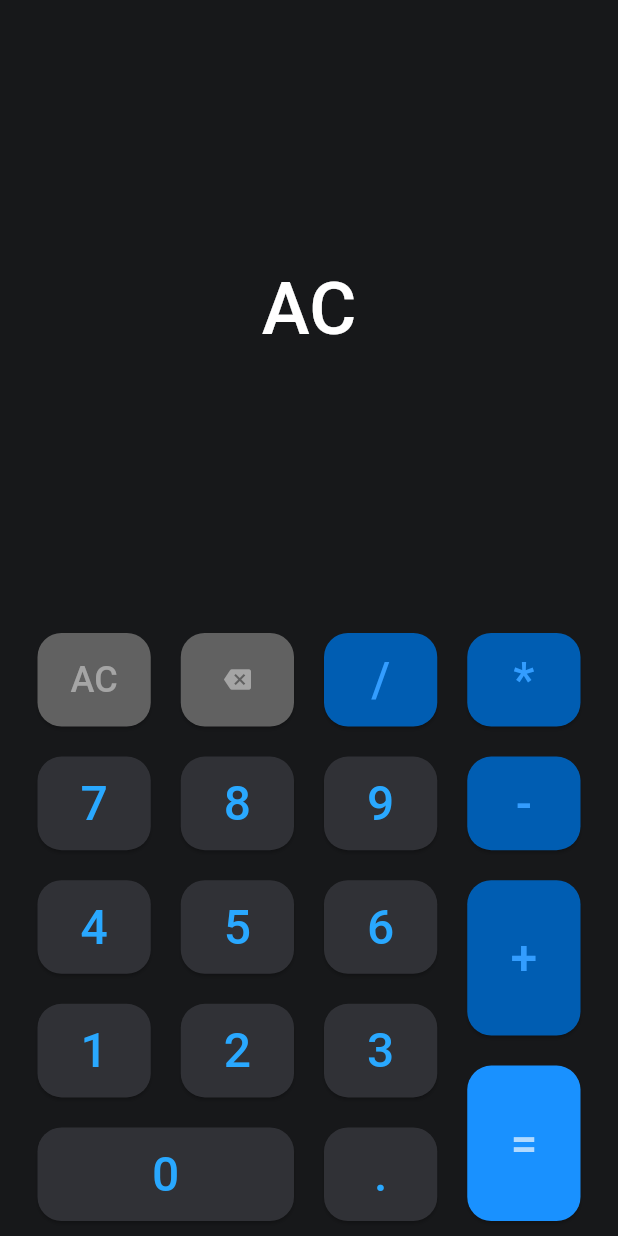
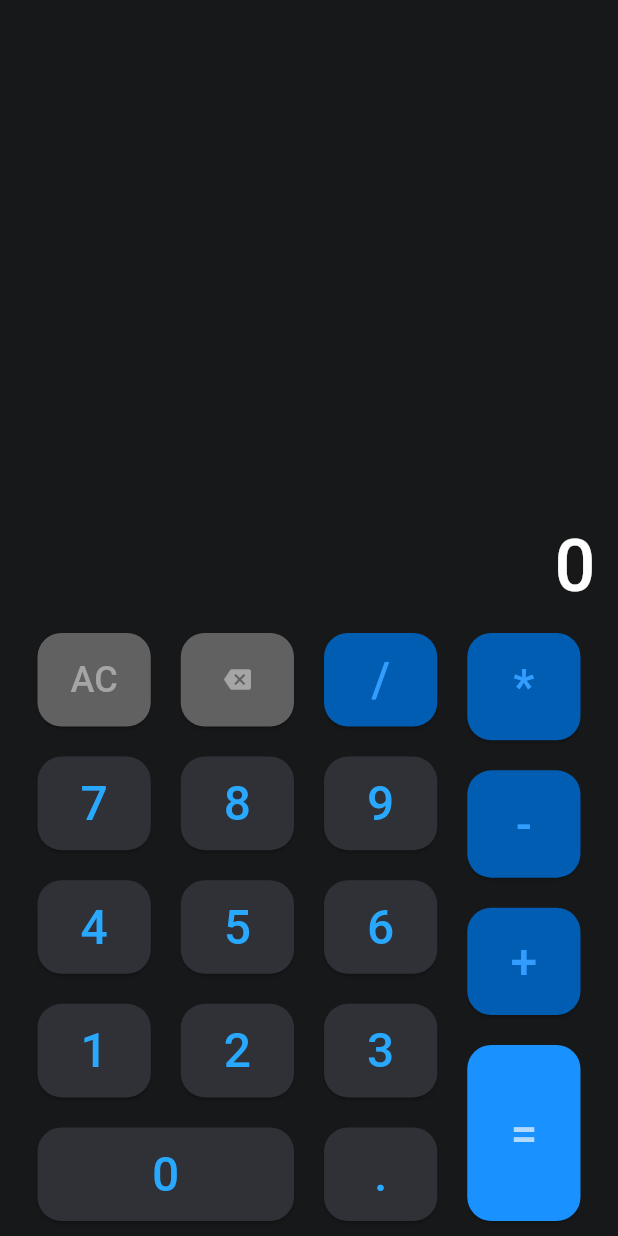
Before and after one commit to memo-ibrahim-alean/flutter-calculator-app, a Flutter app: the screen it shows after launch, after a tap on "AC", on a phone screen of 412 x 824 dp. Run offline on Flutter 3.47's test engine with Material 3 defaults, Android fonts, the phone set to English and light mode, and no system bars.

Commit message:
Implement calculator app with digit, operator, equal, backspace, and AC button functionalities, handle decimal points, and optimize UI and performance

```diff
--- a/lib/calculator_button.dart
+++ b/lib/calculator_button.dart
@@ -30,6 +30,8 @@ class CalculatorButton extends StatelessWidget {
           onPressed: () {
             if (btnTextValue != null) {
               onButtonTap(btnTextValue!);
+            } else if (btnWidget != null) {
+              onButtonTap('backspace'); // Handle backspace button
             }
           },
           style: ElevatedButton.styleFrom(
--- a/lib/calculator_screen.dart
+++ b/lib/calculator_screen.dart
@@ -9,21 +9,25 @@ class CalculatorScreen extends StatefulWidget {
 }
 
 class _CalculatorScreenState extends State<CalculatorScreen> {
+  String currentNumber = "0"; // Start with "0"
+  String savedNumber = "";
+  String savedOperator = "";
+
   @override
   Widget build(BuildContext context) {
     return Scaffold(
-      backgroundColor: Color(0XFF17181A),
+      backgroundColor: const Color(0xFF17181A),
       body: SafeArea(
         child: Padding(
-          padding: EdgeInsets.symmetric(horizontal: 15.0),
+          padding: const EdgeInsets.symmetric(horizontal: 15.0),
           child: Column(
             children: [
               Expanded(
                 child: Align(
-                  alignment: Alignment.center,
+                  alignment: Alignment.bottomRight,
                   child: Text(
-                    '$currentNumber',
-                    style: TextStyle(
+                    currentNumber,
+                    style: const TextStyle(
                       fontSize: 48,
                       fontWeight: FontWeight.w500,
                       color: Colors.white,
@@ -45,20 +49,20 @@ class _CalculatorScreenState extends State<CalculatorScreen> {
                                 CalculatorButton(
                                   btnTextValue: 'AC',
                                   btnTextFontSize: 24,
-                                  btnColor: Color(0xFF616161),
-                                  btnTextColor: Color(0xFFA5A5A5),
-                                  onButtonTap: onDigitClick,
+                                  btnColor: const Color(0xFF616161),
+                                  btnTextColor: const Color(0xFFA5A5A5),
+                                  onButtonTap: onAcClick,
                                 ),
                                 CalculatorButton(
                                   btnWidget: Icon(Icons.backspace,
-                                      color: Color(0XFFA5A5A5)),
-                                  btnColor: Color(0XFF616161),
-                                  onButtonTap: onDigitClick,
+                                      color: const Color(0xFFA5A5A5)),
+                                  btnColor: const Color(0xFF616161),
+                                  onButtonTap: removeDigit,
                                 ),
                                 CalculatorButton(
                                   btnTextValue: '/',
-                                  btnColor: Color(0xFF005DB2),
-                                  btnTextColor: Color(0xFF339DFF),
+                                  btnColor: const Color(0xFF005DB2),
+                                  btnTextColor: const Color(0xFF339DFF),
                                   onButtonTap: onOperatorClick,
                                 ),
                               ],
@@ -148,29 +152,29 @@ class _CalculatorScreenState extends State<CalculatorScreen> {
                           CalculatorButton(
                             btnTextValue: '*',
                             btnFlexValue: 2,
-                            btnColor: Color(0xFF005DB2),
-                            btnTextColor: Color(0xFF339DFF),
+                            btnColor: const Color(0xFF005DB2),
+                            btnTextColor: const Color(0xFF339DFF),
                             onButtonTap: onOperatorClick,
                           ),
                           CalculatorButton(
                             btnTextValue: '-',
                             btnFlexValue: 2,
-                            btnColor: Color(0xFF005DB2),
-                            btnTextColor: Color(0xFF339DFF),
+                            btnColor: const Color(0xFF005DB2),
+                            btnTextColor: const Color(0xFF339DFF),
                             onButtonTap: onOperatorClick,
                           ),
                           CalculatorButton(
                             btnTextValue: '+',
-                            btnFlexValue: 3,
-                            btnColor: Color(0xFF005DB2),
-                            btnTextColor: Color(0xFF339DFF),
+                            btnFlexValue: 2,
+                            btnColor: const Color(0xFF005DB2),
+                            btnTextColor: const Color(0xFF339DFF),
                             onButtonTap: onOperatorClick,
                           ),
                           CalculatorButton(
                             btnTextValue: '=',
                             btnFlexValue: 3,
-                            btnColor: Color(0xFF1991FF),
-                            btnTextColor: Color(0xFFB2DAFF),
+                            btnColor: const Color(0xFF1991FF),
+                            btnTextColor: const Color(0xFFB2DAFF),
                             onButtonTap: onEqualClick,
                           ),
                         ],
@@ -186,48 +190,95 @@ class _CalculatorScreenState extends State<CalculatorScreen> {
     );
   }
 
-  // int number = 12;
-  String currentNumber = "";
-  String savedNumber = "";
-  String savedOperator = "";
-
-  onDigitClick(String digit) {
+  void onDigitClick(String digit) {
     setState(() {
-      currentNumber += digit;
+      // Prevent multiple decimal points or leading decimal point
+      if (digit == '.' && currentNumber.contains('.')) {
+        return;
+      }
+      if (currentNumber == '0' && digit != '.') {
+        currentNumber = digit;
+      } else {
+        currentNumber += digit;
+      }
     });
   }
 
-  onOperatorClick(String operator) {
-    if (savedOperator.isEmpty) {
-      savedOperator = operator;
+  void onOperatorClick(String operator) {
+    if (currentNumber.isEmpty || currentNumber == "0") return;
+
+    if (savedOperator.isNotEmpty) {
+      savedNumber = cal(savedNumber, currentNumber, savedOperator);
+      currentNumber = "0";
+    } else {
       savedNumber = currentNumber;
       currentNumber = "";
-      setState(() {});
-      return;
     }
-    savedNumber = cal(savedNumber, currentNumber, savedOperator);
+
     savedOperator = operator;
-    currentNumber = "";
     setState(() {});
   }
 
-  onEqualClick(String _) {
+  void onEqualClick(String _) {
+    if (currentNumber.isEmpty || currentNumber == "0") return;
+
+    if (savedOperator == "/" && double.parse(currentNumber) == 0) {
+      setState(() {
+        currentNumber = "Error";
+      });
+      return;
+    }
+
     currentNumber = cal(savedNumber, currentNumber, savedOperator);
+
+    if (currentNumber.endsWith(".0")) {
+      currentNumber = currentNumber.substring(0, currentNumber.length - 2);
+    }
+
     savedNumber = "";
     savedOperator = "";
     setState(() {});
   }
 
+  void removeDigit(String _) {
+    setState(() {
+      if (currentNumber.isNotEmpty) {
+        currentNumber = currentNumber.substring(0, currentNumber.length - 1);
+      }
+      if (currentNumber.isEmpty) {
+        currentNumber = "0";
+      }
+
+      if (currentNumber.endsWith('.')) {
+        currentNumber = currentNumber.substring(0, currentNumber.length - 1);
+      }
+    });
+  }
+
+  void onAcClick(String _) {
+    setState(() {
+      savedOperator = "";
+      savedNumber = "";
+      currentNumber = "0";
+    });
+  }
+
   String cal(String savedNumber, String currentNumber, String savedOperator) {
     double result = 0;
+    double num1 = double.parse(savedNumber);
+    double num2 = double.parse(currentNumber);
+
     if (savedOperator == "+") {
-      result = double.parse(savedNumber) + double.parse(currentNumber);
+      result = num1 + num2;
     } else if (savedOperator == "-") {
-      result = double.parse(savedNumber) - double.parse(currentNumber);
+      result = num1 - num2;
     } else if (savedOperator == "*") {
-      result = double.parse(savedNumber) * double.parse(currentNumber);
+      result = num1 * num2;
     } else if (savedOperator == "/") {
-      result = double.parse(savedNumber) / double.parse(currentNumber);
+      if (num2 == 0) {
+        return "Error"; // Division by zero
+      }
+      result = num1 / num2;
     }
     return result.toString();
   }
```
